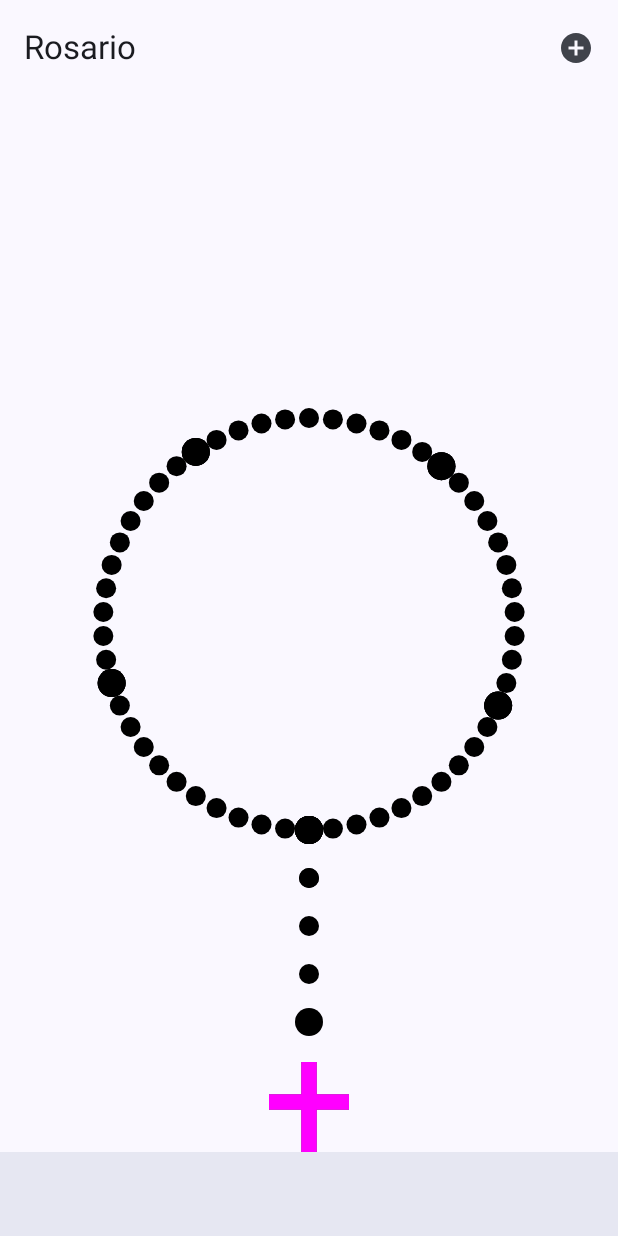
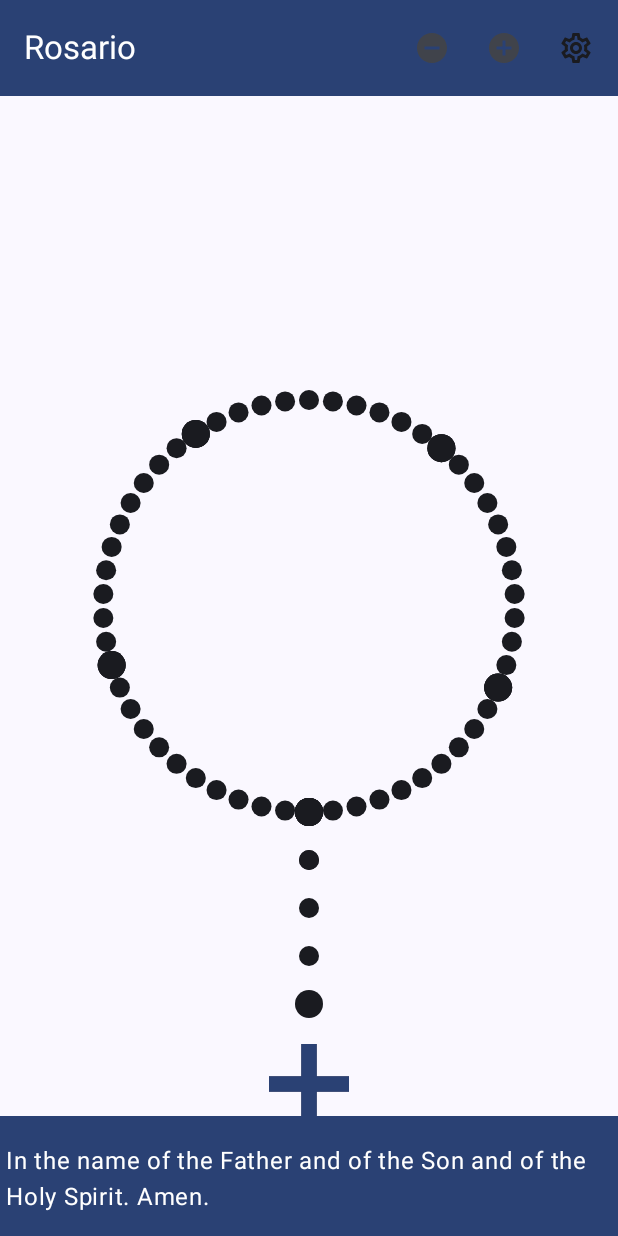
Before and after one commit to rkociniewski/rosario, an Android app built with Jetpack Compose: the screen it shows after launch (MainActivity), on a phone screen of 412 x 824 dp. Run offline under Robolectric (Android 15) with nearby library versions, the phone set to English and light mode, and no system bars.

Commit message:
Add Setting dialog

```diff
--- /dev/null
+++ b/app/src/main/java/pl/rk/rosario/ui/rosary/RosaryBottomAppBar.kt
@@ -0,0 +1,20 @@
+package pl.rk.rosario.ui.rosary
+
+import androidx.compose.material3.BottomAppBar
+import androidx.compose.material3.MaterialTheme
+import androidx.compose.material3.Text
+import androidx.compose.runtime.Composable
+
+
+@Composable
+fun RosaryBottomAppBar(prayer: String) {
+    BottomAppBar(
+        containerColor = MaterialTheme.colorScheme.primary,
+        contentColor = MaterialTheme.colorScheme.onPrimary,
+        content = {
+            Text(
+                text = prayer
+            )
+        }
+    )
+}
--- a/app/src/main/java/pl/rk/rosario/ui/rosary/RosaryCanvas.kt
+++ b/app/src/main/java/pl/rk/rosario/ui/rosary/RosaryCanvas.kt
@@ -2,6 +2,7 @@ package pl.rk.rosario.ui.rosary
 
 import androidx.compose.foundation.Canvas
 import androidx.compose.foundation.layout.fillMaxSize
+import androidx.compose.material3.MaterialTheme
 import androidx.compose.runtime.Composable
 import androidx.compose.ui.Modifier
 import androidx.compose.ui.geometry.Offset
@@ -36,10 +37,8 @@ fun RosaryCanvas(
 
     val currentBead = beads[currentIndex]
 
-    val color = when {
-        currentBead.type.name.endsWith("small", true) -> Color.DarkGray
-        else -> Color.Black
-    }
+    val primary = MaterialTheme.colorScheme.primary
+    val onSurface = MaterialTheme.colorScheme.onSurface
 
     Canvas(modifier = modifier.fillMaxSize()) {
         val centerX = size.width / 2f
@@ -48,13 +47,27 @@ fun RosaryCanvas(
 
         beads.filterBead(currentBead) { it.type == BeadType.CROSS }.forEach {
             val crossY = centerY + radius + TAIL_SPACING * SIX_AND_HALF
-            drawCross(it, currentBead, color, Offset(centerX, crossY.toFloat()))
+
+            val color = if (it == currentBead) {
+                primary
+            } else {
+                onSurface
+            }
+
+            drawCross(color, Offset(centerX, crossY.toFloat()))
         }
 
         beads.filterBead(currentBead) { it.type.name.startsWith("tail", true) }.forEach {
             val x = centerX
             val y = centerY + radius + TAIL_SPACING * (SIX - (it.index + 1))
-            drawBead(it, currentBead, color, Offset(x.toFloat(), y.toFloat()))
+
+            val color = if (it == currentBead) {
+                primary
+            } else {
+                onSurface
+            }
+
+            drawBead(it, color, Offset(x.toFloat(), y.toFloat()))
         }
 
         val circularBeads =
@@ -65,9 +78,17 @@ fun RosaryCanvas(
         circularBeads.forEach {
             val index = it.index - FIVE
             val angle = startAngle - angleStep * index
+
             val x = centerX - radius * cos(angle)
             val y = centerY - radius * sin(angle)
-            drawBead(it, currentBead, color, Offset(x.toFloat(), y.toFloat()))
+
+            val color = if (it == currentBead) {
+                primary
+            } else {
+                onSurface
+            }
+
+            drawBead(it, color, Offset(x.toFloat(), y.toFloat()))
         }
     }
 }
@@ -75,18 +96,16 @@ fun RosaryCanvas(
 private fun Iterable<Bead>.filterBead(currentBead: Bead, predicate: (Bead) -> Boolean) =
     this.asSequence().filter(predicate).sortedBy { it == currentBead }.toList()
 
-private fun DrawScope.drawCross(bead: Bead, currentBead: Bead, color: Color, center: Offset) {
-    val beadColor = if (bead == currentBead) Color.Magenta else color
-
+private fun DrawScope.drawCross(color: Color, center: Offset) {
     drawLine(
-        color = beadColor,
+        color = color,
         start = Offset(center.x, center.y - CROSS_RADIUS * FIVE),
         end = Offset(center.x, center.y + CROSS_RADIUS * FIVE),
         strokeWidth = 15f
     )
 
     drawLine(
-        color = beadColor,
+        color = color,
         start = Offset(
             center.x - CROSS_RADIUS * TWO_AND_HALF,
             center.y - CROSS_RADIUS * TWO_AND_HALF
@@ -99,14 +118,12 @@ private fun DrawScope.drawCross(bead: Bead, currentBead: Bead, color: Color, cen
     )
 }
 
-private fun DrawScope.drawBead(bead: Bead, currentBead: Bead, color: Color, offset: Offset) {
+private fun DrawScope.drawBead(bead: Bead, color: Color, offset: Offset) {
     val radius = if (bead.type.name.endsWith("large", true)) {
         FOURTEEN
     } else {
         TEN
     }
 
-    val beadColor = if (bead == currentBead) Color.Magenta else color
-
-    drawCircle(color = beadColor, radius = radius, center = offset)
+    drawCircle(color = color, radius = radius, center = offset)
 }
--- /dev/null
+++ b/app/src/main/java/pl/rk/rosario/ui/rosary/RosaryContent.kt
@@ -0,0 +1,43 @@
+package pl.rk.rosario.ui.rosary
+
+import androidx.compose.foundation.gestures.detectTapGestures
+import androidx.compose.foundation.layout.Box
+import androidx.compose.foundation.layout.fillMaxSize
+import androidx.compose.runtime.Composable
+import androidx.compose.ui.Modifier
+import androidx.compose.ui.input.pointer.pointerInput
+import pl.rk.rosario.enums.NavigationMode
+import pl.rk.rosario.model.Bead
+import pl.rk.rosario.model.Settings
+
+@Suppress("LongParameterList")
+@Composable
+fun RosaryContent(
+    beads: List<Bead>,
+    currentSetting: Settings,
+    currentIndex: Int,
+    modifier: Modifier,
+    onPreviousClick: () -> Unit,
+    onNextClick: () -> Unit
+) {
+    Box(
+        modifier = modifier
+            .pointerInput(currentSetting.navigationMode) {
+                detectTapGestures { offset ->
+                    if (currentSetting.navigationMode != NavigationMode.BUTTON) {
+                        if (offset.x < size.width / 2) {
+                            if (currentSetting.allowRewind) onPreviousClick
+                        } else {
+                            onNextClick
+                        }
+                    }
+                }
+            }
+    ) {
+        RosaryCanvas(
+            beads = beads,
+            currentIndex = currentIndex,
+            modifier = Modifier.fillMaxSize()
+        )
+    }
+}
--- a/app/src/main/java/pl/rk/rosario/ui/rosary/RosaryScreen.kt
+++ b/app/src/main/java/pl/rk/rosario/ui/rosary/RosaryScreen.kt
@@ -1,32 +1,23 @@
 package pl.rk.rosario.ui.rosary
 
-import androidx.compose.foundation.gestures.detectTapGestures
 import androidx.compose.foundation.layout.Box
 import androidx.compose.foundation.layout.fillMaxSize
-import androidx.compose.foundation.layout.fillMaxWidth
 import androidx.compose.foundation.layout.padding
-import androidx.compose.material.icons.Icons
-import androidx.compose.material.icons.outlined.AddCircle
-import androidx.compose.material.icons.outlined.RemoveCircle
 import androidx.compose.material3.CircularProgressIndicator
 import androidx.compose.material3.ExperimentalMaterial3Api
-import androidx.compose.material3.Icon
-import androidx.compose.material3.IconButton
 import androidx.compose.material3.Scaffold
-import androidx.compose.material3.Surface
-import androidx.compose.material3.Text
-import androidx.compose.material3.TopAppBar
+import androidx.compose.material3.SnackbarHost
+import androidx.compose.material3.SnackbarHostState
 import androidx.compose.runtime.Composable
 import androidx.compose.runtime.collectAsState
 import androidx.compose.runtime.getValue
+import androidx.compose.runtime.mutableStateOf
+import androidx.compose.runtime.remember
+import androidx.compose.runtime.setValue
 import androidx.compose.ui.Alignment
 import androidx.compose.ui.Modifier
-import androidx.compose.ui.input.pointer.pointerInput
-import androidx.compose.ui.res.stringResource
-import androidx.compose.ui.unit.dp
 import androidx.lifecycle.viewmodel.compose.viewModel
-import pl.rk.rosario.R
-import pl.rk.rosario.enums.NavigationMode
+import pl.rk.rosario.ui.settings.SettingsDialog
 import pl.rk.rosario.viewModel.RosaryViewModel
 
 @OptIn(ExperimentalMaterial3Api::class)
@@ -35,10 +26,13 @@ fun RosaryScreen(
     modifier: Modifier = Modifier,
     viewModel: RosaryViewModel = viewModel()
 ) {
-    val settings by viewModel.settings.collectAsState()
+    val initialSettings by viewModel.settings.collectAsState()
+    var currentSetting by remember { mutableStateOf(initialSettings) }
     val beads by viewModel.beads.collectAsState()
     val currentIndex by viewModel.currentIndex.collectAsState()
     val currentPrayer by viewModel.currentPrayer.collectAsState()
+    var showSettingsDialog by remember { mutableStateOf(false) }
+    val snackBarHostState = remember { SnackbarHostState() }
 
     // Add safety check for beads
     if (beads.isEmpty()) {
@@ -52,62 +46,43 @@ fun RosaryScreen(
     }
 
     Scaffold(
+        snackbarHost = { SnackbarHost(snackBarHostState) },
         topBar = {
-            TopAppBar(
-                title = { Text(stringResource(R.string.app_name)) },
-                actions = {
-                    if (settings.allowRewind) {
-                        IconButton(onClick = { viewModel.previous() }) {
-                            Icon(
-                                imageVector = Icons.Outlined.RemoveCircle,
-                                contentDescription = stringResource(R.string.action_previous)
-                            )
-                        }
-                    }
-                    IconButton(onClick = { viewModel.next() }) {
-                        Icon(
-                            imageVector = Icons.Outlined.AddCircle,
-                            contentDescription = stringResource(R.string.action_next)
-                        )
-                    }
-                }
+            RosaryTopAppBar(
+                currentSetting = currentSetting,
+                onSettingsClick = { showSettingsDialog = true },
+                onPreviousClick = { viewModel.previous() },
+                onNextClick = { viewModel.next() }
             )
         },
         bottomBar = {
-            Surface(tonalElevation = 4.dp) {
-                Box(
-                    modifier = Modifier
-                        .fillMaxWidth()
-                        .padding(16.dp),
-                    contentAlignment = Alignment.Center
-                ) {
-                    Text(currentPrayer)
-                }
-            }
+            RosaryBottomAppBar(
+                prayer = currentPrayer
+            )
         },
         modifier = modifier
     ) { padding ->
-        Box(
-            modifier = Modifier
-                .fillMaxSize()
-                .padding(padding)
-                .pointerInput(settings.navigationMode) {
-                    detectTapGestures { offset ->
-                        if (settings.navigationMode != NavigationMode.BUTTON) {
-                            if (offset.x < size.width / 2) {
-                                if (settings.allowRewind) viewModel.previous()
-                            } else {
-                                viewModel.next()
-                            }
-                        }
-                    }
-                }
-        ) {
-            RosaryCanvas(
-                beads = beads,
-                currentIndex = currentIndex,
-                modifier = Modifier.fillMaxSize()
-            )
-        }
+        RosaryContent(
+            beads = beads,
+            currentSetting = currentSetting,
+            currentIndex = currentIndex,
+            modifier = Modifier.padding(padding),
+            onPreviousClick = { viewModel.previous() },
+            onNextClick = { viewModel.next() }
+        )
+    }
+
+    if (showSettingsDialog) {
+        SettingsDialog(
+            initialSettings = initialSettings,
+            onSettingsUpdate = {
+                currentSetting = it
+                viewModel.updateSettings(it)
+            },
+            onDismiss = {
+                showSettingsDialog = false
+                viewModel.updateSettings(currentSetting)
+            }
+        )
     }
 }
--- /dev/null
+++ b/app/src/main/java/pl/rk/rosario/ui/rosary/RosaryTopAppBar.kt
@@ -0,0 +1,57 @@
+package pl.rk.rosario.ui.rosary
+
+import androidx.compose.material.icons.Icons
+import androidx.compose.material.icons.outlined.AddCircle
+import androidx.compose.material.icons.outlined.RemoveCircle
+import androidx.compose.material.icons.outlined.Settings
+import androidx.compose.material3.ExperimentalMaterial3Api
+import androidx.compose.material3.Icon
+import androidx.compose.material3.IconButton
+import androidx.compose.material3.MaterialTheme
+import androidx.compose.material3.Text
+import androidx.compose.material3.TopAppBar
+import androidx.compose.material3.TopAppBarDefaults
+import androidx.compose.runtime.Composable
+import androidx.compose.ui.res.stringResource
+import pl.rk.rosario.R
+import pl.rk.rosario.model.Settings
+
+@OptIn(ExperimentalMaterial3Api::class)
+@Composable
+fun RosaryTopAppBar(
+    currentSetting: Settings,
+    onPreviousClick: () -> Unit,
+    onNextClick: () -> Unit,
+    onSettingsClick: () -> Unit
+) {
+    TopAppBar(
+        colors = TopAppBarDefaults.topAppBarColors(
+            containerColor = MaterialTheme.colorScheme.primary,
+            titleContentColor = MaterialTheme.colorScheme.onPrimary
+        ),
+        title = { Text(stringResource(R.string.app_name)) },
+        actions = {
+            if (currentSetting.allowRewind) {
+                IconButton(onClick = onPreviousClick) {
+                    Icon(
+                        imageVector = Icons.Outlined.RemoveCircle,
+                        contentDescription = stringResource(R.string.action_previous)
+                    )
+                }
+            }
+            IconButton(onClick = onNextClick) {
+                Icon(
+                    imageVector = Icons.Outlined.AddCircle,
+                    contentDescription = stringResource(R.string.action_next)
+                )
+            }
+            IconButton(onClick = onSettingsClick) {
+                Icon(
+                    Icons.Outlined.Settings,
+                    contentDescription = stringResource(R.string.settings),
+                    tint = MaterialTheme.colorScheme.onSurface
+                )
+            }
+        }
+    )
+}
--- a/app/src/main/java/pl/rk/rosario/viewModel/RosaryViewModel.kt
+++ b/app/src/main/java/pl/rk/rosario/viewModel/RosaryViewModel.kt
@@ -28,7 +28,8 @@ class RosaryViewModel(app: Application) : AndroidViewModel(app) {
     val settings: StateFlow<Settings> = _settings
 
     /** Public state flow exposing the current configuration */
-    private val _beads = MutableStateFlow<List<Bead>>(generateRosaryBeads()) // Initialize with default beads
+    private val _beads =
+        MutableStateFlow<List<Bead>>(generateRosaryBeads()) // Initialize with default beads
     val beads: StateFlow<List<Bead>> = _beads.asStateFlow()
 
     private val _currentPrayer = MutableStateFlow("")
@@ -39,6 +40,7 @@ class RosaryViewModel(app: Application) : AndroidViewModel(app) {
             SettingsStore.read(context).collect { settings ->
                 _settings.value = settings
                 updateBeadsFromSettings(settings)
+                updateCurrentPrayer()
             }
         }
     }
```
Also changed, not shown: app/src/main/java/pl/rk/rosario/ui/settings/SettingsDialog.kt (added, +55 -0 lines), app/src/main/java/pl/rk/rosario/ui/settings/SettingsScreen.kt (+41 -18 lines), app/src/main/res/values/strings.xml (+7 -2 lines), app/src/main/java/pl/rk/rosario/ui/theme/Theme.kt (line endings or trailing spaces).
